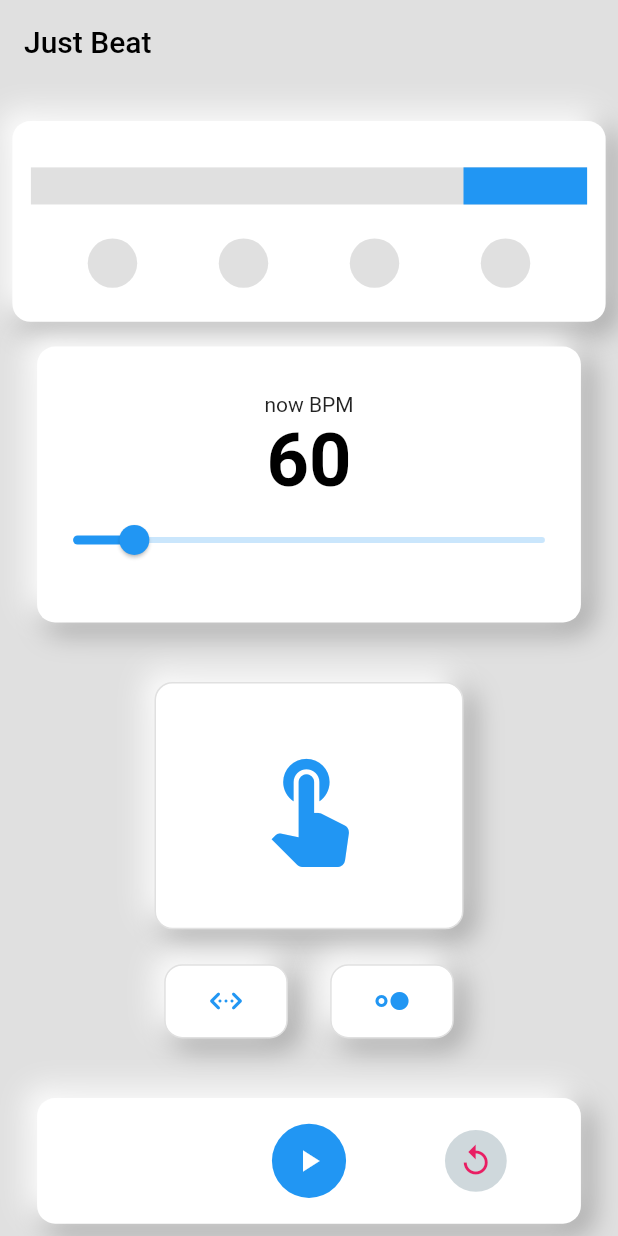
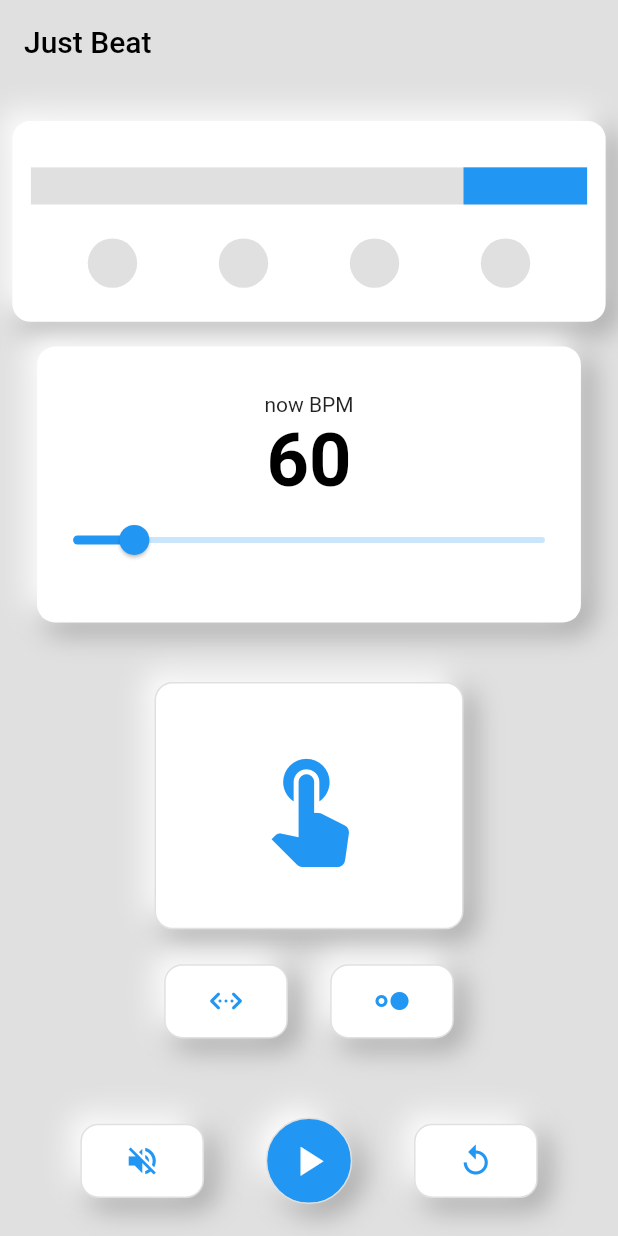
Before and after one commit to yuto90/metronome, a Flutter app: the screen it shows after launch, on a phone screen of 412 x 824 dp. Run offline on Flutter 3.47's test engine with Material 2 defaults, Android fonts, the light colour scheme and no system bars; missing offline and left inert: soundpool.

Commit message:
ミュートボタンを追加、リセットボタンのレイアウトを変更

```diff
--- a/lib/home/home.dart
+++ b/lib/home/home.dart
@@ -124,10 +124,7 @@ class Home extends StatelessWidget {
                         SizeConfig.blockSizeHorizontal! * 6,
                         SizeConfig.blockSizeVertical! * 1,
                       ),
-                      child: Container(
-                        decoration: model.homeProperty.smooth(),
-                        child: Footer(model: model),
-                      ),
+                      child: Footer(model: model),
                     ),
                   ),
                 ],
--- a/lib/home/home_model.dart
+++ b/lib/home/home_model.dart
@@ -15,6 +15,10 @@ class HomeModel extends ChangeNotifier {
   bool isPendulum = false;
   // 拍子の表示フラグ
   bool isClick = false;
+  // ボリュームのミュートフラグ
+  bool isMute = false;
+  // リセットボタン押下フラグ
+  bool isReset = false;
 
   // 振り子座標の上限
   double leftXPosition = 10.0;
@@ -40,7 +44,7 @@ class HomeModel extends ChangeNotifier {
   double pendulumWidth = 20;
 
   // ジャストタイミングとして許容する幅
-  double safeWidth = 20.0;
+  double safeWidth = 30.0;
 
   // タップの判定フラグ
   bool isJustBeat = false;
@@ -155,6 +159,7 @@ class HomeModel extends ChangeNotifier {
 
   // 画面をリセットする
   void displayReset() {
+    isReset = !isReset;
     run = false;
     sliderTempo = defaultTempo;
     nowBeat = 0;
@@ -163,6 +168,7 @@ class HomeModel extends ChangeNotifier {
     isMainButtonTap = false;
     isPendulum = false;
     isClick = false;
+    isMute = false;
     notifyListeners();
   }
 
@@ -205,4 +211,16 @@ class HomeModel extends ChangeNotifier {
     isClick = !isClick;
     notifyListeners();
   }
+
+  /// ボリュームのミュートフラグを切り替える関数
+  void toggleMute() {
+    isMute = !isMute;
+    notifyListeners();
+  }
+
+  /// リセットボタンを押した時
+  void tapUpReset() {
+    isReset = false;
+    notifyListeners();
+  }
 }
--- a/lib/home/home_part_footer.dart
+++ b/lib/home/home_part_footer.dart
@@ -11,39 +11,94 @@ class Footer extends StatelessWidget {
   Widget build(BuildContext context) {
     return Row(
       children: [
-        // todo  音量ミュートボタンを追加する
         Spacer(),
-        SizedBox(
-          width: SizeConfig.blockSizeHorizontal! * 10,
-          height: SizeConfig.blockSizeVertical! * 6,
+        // 音量ミュートボタン
+        GestureDetector(
+          onTap: () => model.toggleMute(),
+          onTapCancel: () => null,
+          child:
+              model.homeProperty.smoothButton(model.isMute, Icons.volume_off),
         ),
         Spacer(),
-        SizedBox(
-          width: SizeConfig.blockSizeHorizontal! * 20,
-          height: SizeConfig.blockSizeVertical! * 6,
-          child: FloatingActionButton(
-            mini: true, // trueにするととで小さくなる
-            onPressed: model.toggleMetronome,
-            elevation: 0, // 通常時のエレベーション
-            hoverElevation: 0, // マウスホバー時のエレベーション
-            highlightElevation: 0, // ボタン押下時のエレベーション
-            child: model.run
-                ? Icon(Icons.stop, color: Colors.white)
-                : Icon(Icons.play_arrow, color: Colors.white),
+        GestureDetector(
+          onTap: () => model.toggleMetronome(),
+          onTapCancel: () => null,
+          //child:
+          //model.homeProperty.smoothButton(model.isMute, Icons.play_arrow),
+          child: AnimatedContainer(
+            duration: Duration(milliseconds: 100),
+            width: SizeConfig.blockSizeHorizontal! * 20,
+            height: SizeConfig.blockSizeVertical! * 7,
+            child: Icon(
+              model.run ? Icons.stop : Icons.play_arrow,
+              size: SizeConfig.blockSizeVertical! * 4,
+              color: model.run ? Colors.black : Colors.white,
+            ),
+            decoration: BoxDecoration(
+              color: Colors.blue,
+              shape: BoxShape.circle,
+              border: Border.all(
+                color: model.run ? Colors.grey.shade200 : Colors.grey.shade300,
+              ),
+              boxShadow: model.run
+                  ? []
+                  : [
+                      BoxShadow(
+                        color: Colors.grey.shade500,
+                        offset: Offset(6, 6),
+                        blurRadius: 15,
+                        spreadRadius: 1,
+                      ),
+                      BoxShadow(
+                        color: Colors.white,
+                        offset: Offset(-6, -6),
+                        blurRadius: 15,
+                        spreadRadius: 1,
+                      )
+                    ],
+            ),
           ),
         ),
         Spacer(),
-        SizedBox(
-          width: SizeConfig.blockSizeHorizontal! * 10,
-          height: SizeConfig.blockSizeVertical! * 6,
-          child: FloatingActionButton(
-            backgroundColor: Colors.blueGrey[100],
-            mini: true, // trueにするととで小さくなる
-            onPressed: model.displayReset,
-            elevation: 0, // 通常時のエレベーション
-            hoverElevation: 0, // マウスホバー時のエレベーション
-            highlightElevation: 0, // ボタン押下時のエレベーション
-            child: Icon(Icons.replay, color: Colors.pink),
+        // 設定リセットボタン
+        GestureDetector(
+          // Widgetを押した時
+          onTapDown: (_) => model.displayReset(),
+          // Widgetを離した時
+          onTapUp: (_) => model.tapUpReset(),
+          // Widgetを押している最中に指が範囲外に出た時
+          //onTapCancel: () => model.tapUp(),
+          child: AnimatedContainer(
+            duration: Duration(milliseconds: 100),
+            width: SizeConfig.blockSizeHorizontal! * 20,
+            height: SizeConfig.blockSizeVertical! * 6,
+            child: Icon(Icons.replay, color: Colors.blue),
+            decoration: BoxDecoration(
+              color: Colors.white,
+              borderRadius: BorderRadius.circular(12),
+              border: Border.all(
+                color:
+                    model.isReset ? Colors.grey.shade200 : Colors.grey.shade300,
+              ),
+              boxShadow: model.isReset
+                  ? [
+                      // ボタン押下時は影を無くす
+                    ]
+                  : [
+                      BoxShadow(
+                        color: Colors.grey.shade500,
+                        offset: Offset(6, 6),
+                        blurRadius: 15,
+                        spreadRadius: 1,
+                      ),
+                      BoxShadow(
+                        color: Colors.white,
+                        offset: Offset(-6, -6),
+                        blurRadius: 15,
+                        spreadRadius: 1,
+                      )
+                    ],
+            ),
           ),
         ),
         Spacer(),
```
